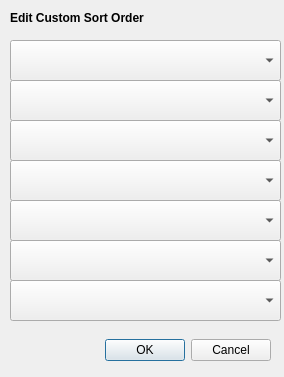
The window that AcuitySTAR/src/gui/editsort.ui (JamesG-Walsh/Peachy-Galaxy) describes before a commit, drawn with Qt 5.
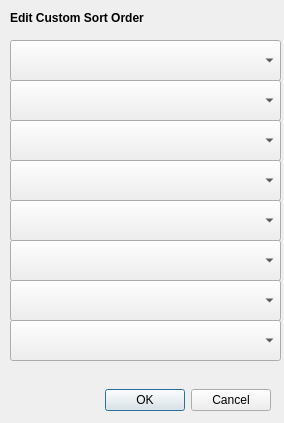
The same window after the commit.

Commit message: Fix crashing with edit sort order

```diff
--- a/AcuitySTAR/src/gui/editsort.ui
+++ b/AcuitySTAR/src/gui/editsort.ui
@@ -7,7 +7,7 @@
     <x>0</x>
     <y>0</y>
     <width>284</width>
-    <height>377</height>
+    <height>423</height>
    </rect>
   </property>
   <property name="windowTitle">
@@ -17,7 +17,7 @@
    <property name="geometry">
     <rect>
      <x>50</x>
-     <y>330</y>
+     <y>380</y>
      <width>221</width>
      <height>41</height>
     </rect>
@@ -115,6 +115,16 @@
     <string>&lt;html&gt;&lt;head/&gt;&lt;body&gt;&lt;p&gt;&lt;span style=&quot; font-weight:600;&quot;&gt;Edit Custom Sort Order&lt;/span&gt;&lt;/p&gt;&lt;/body&gt;&lt;/html&gt;</string>
    </property>
   </widget>
+  <widget class="QComboBox" name="field_7">
+   <property name="geometry">
+    <rect>
+     <x>10</x>
+     <y>320</y>
+     <width>271</width>
+     <height>41</height>
+    </rect>
+   </property>
+  </widget>
  </widget>
  <resources/>
  <connections>
```
The commit also changes 2 other files.
